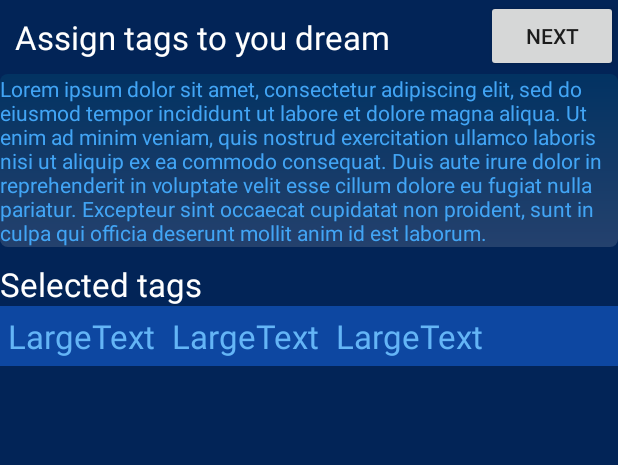
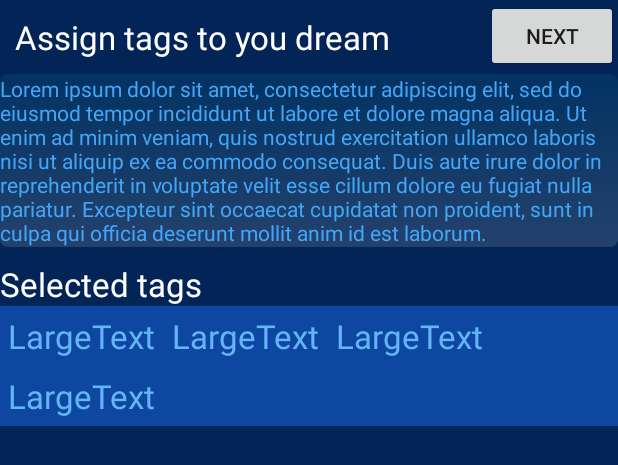
Before and after one commit to ferflores/mysogni_android, an Android app: the layout fragment_tag_selection.xml on its own in the app's theme, with its tools: preview values and no code run, on a phone screen of 412 x 824 dp. Shown: the top 465 px of the screen. Run offline under Robolectric (Android 15) with nearby library versions, the phone set to English and light mode, and no system bars.

```diff
--- a/app/src/main/res/layout/fragment_tag_selection.xml
+++ b/app/src/main/res/layout/fragment_tag_selection.xml
@@ -113,6 +113,16 @@
                 android:layout_row="0"
                 style="@style/selectedTag"
                 android:layout_column="2" />
+
+            <TextView
+                android:layout_width="wrap_content"
+                android:layout_height="wrap_content"
+                android:textAppearance="?android:attr/textAppearanceLarge"
+                android:text="LargeText"
+                android:id="@+id/textView"
+                android:layout_row="1"
+                style="@style/selectedTag"
+                android:layout_column="0" />
         </GridLayout>
 
     </GridLayout>
--- a/build.gradle
+++ b/build.gradle
@@ -5,7 +5,7 @@ buildscript {
         jcenter()
     }
     dependencies {
-        classpath 'com.android.tools.build:gradle:2.1.3'
+        classpath 'com.android.tools.build:gradle:2.2.0'
 
         // NOTE: Do not place your application dependencies here; they belong
         // in the individual module build.gradle files
```
